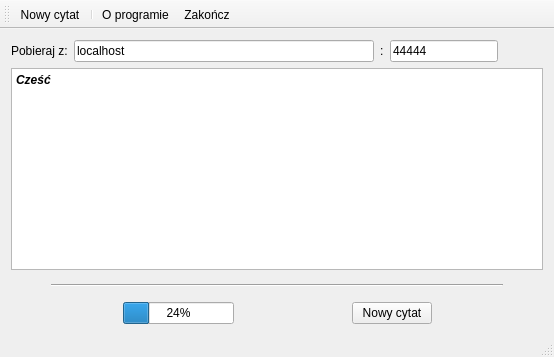
dobrypd/Network-protocol, file src/quote-qt-client/mainclientwindow.ui: the form before one commit.
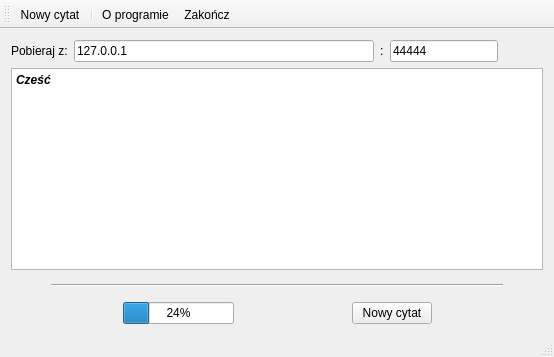
The form after the commit.

```diff
--- a/src/quote-qt-client/mainclientwindow.ui
+++ b/src/quote-qt-client/mainclientwindow.ui
@@ -53,7 +53,7 @@
            </size>
           </property>
           <property name="text">
-           <string>localhost</string>
+           <string>127.0.0.1</string>
           </property>
          </widget>
         </item>
```
Left out of the diff: 4 changed lines with no effect on the pictures.
